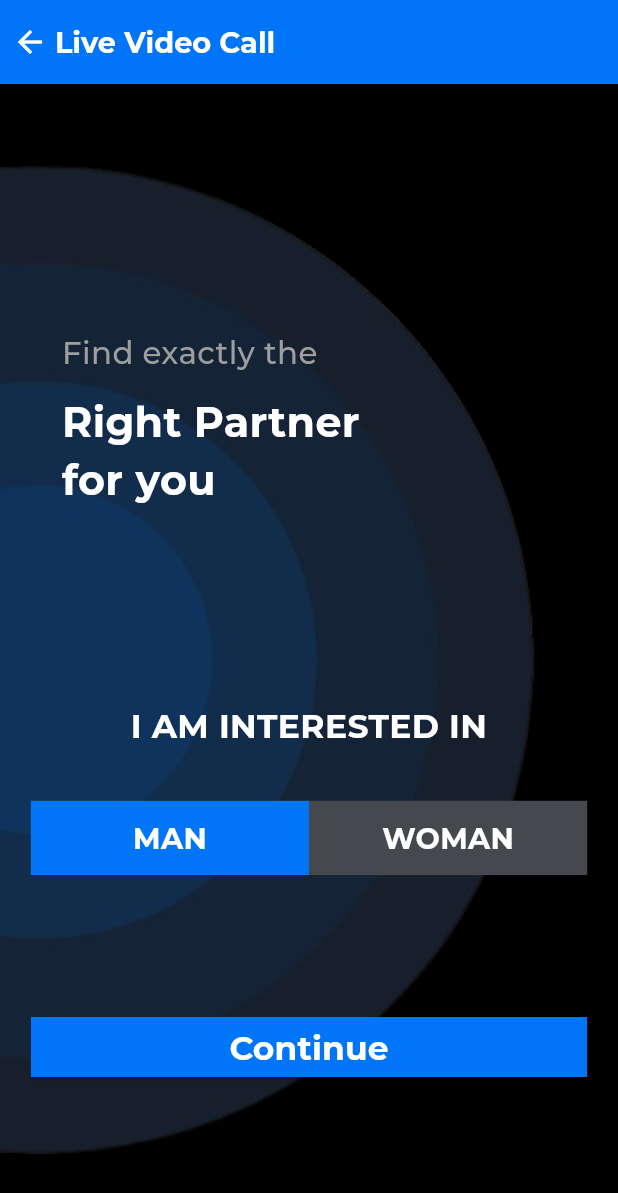
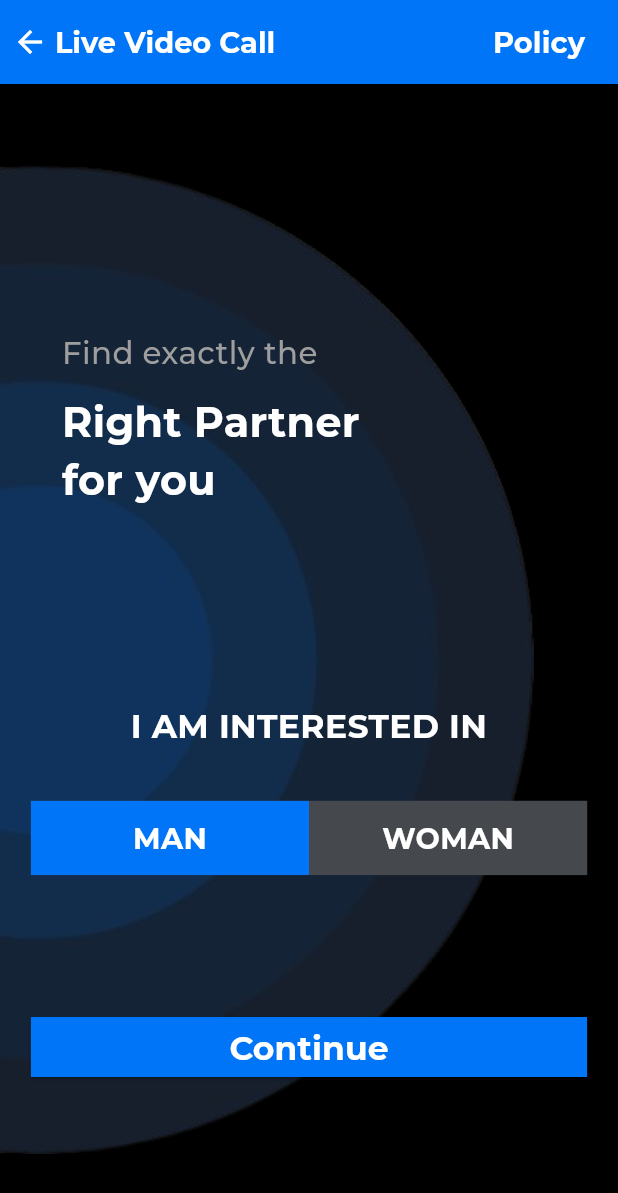
Before and after one commit to tirthghevariya/video_vall_app-master, a Flutter app: the screen it shows after launch, after a tap on "Let's Start", on a phone screen of 412 x 824 dp. Shown: the top 1193 px of the screen. Run offline on Flutter 3.47's test engine with Material 2 defaults, Android fonts, the phone set to English and light mode, and no system bars; our stand-ins replace camera, connectivity_plus, flutter_spinkit, get, google_fonts, loading_animation_widget and 4 more; missing offline and left inert: facebook_audience_network, flutter_windowmanager; network calls fail.

Commit message:
- text not visible are solve now - add policy button in every appba screen

```diff
--- a/lib/Resources/app_style.dart
+++ b/lib/Resources/app_style.dart
@@ -56,7 +56,7 @@ class Styles {
       color: const Color(0XFF8F9DC5));
 
   static TextStyle appBarStyle = GoogleFonts.montserrat(
-      fontWeight: FontWeight.bold, fontSize: 14.sp, color: Colors.white);
+      fontWeight: FontWeight.bold, fontSize: 14.sp, color: appBarWhite);
 
   static TextStyle commonButtonTheme = GoogleFonts.montserrat(
       color: appBarWhite, fontWeight: FontWeight.bold, fontSize: 16.sp);
--- a/lib/Views/Gender_Screen/gender_selection_view.dart
+++ b/lib/Views/Gender_Screen/gender_selection_view.dart
@@ -9,6 +9,7 @@ import 'package:video_vall_app/Resources/app_style.dart';
 import 'package:video_vall_app/helper/facebook_admanager.dart';
 
 import '../../Resources/Routes/routes_name.dart';
+import '../policywebview.dart';
 
 class GenderSelection extends StatefulWidget {
   const GenderSelection({Key? key}) : super(key: key);
@@ -42,9 +43,24 @@ class _GenderSelectionState extends State<GenderSelection> {
           },
         ),
         leadingWidth: 5.w,
+        actions: [
+          TextButton(
+            onPressed: () {
+              Navigator.of(context).push(MaterialPageRoute(
+                builder: (context) => const PolicyWebViewPage(
+                  url:
+                      "https://gydfgykhbgg.blogspot.com/2023/07/privacy-policy-we-have-built-app-as.html",
+                ),
+              ));
+            },
+            child: Text('Policy',
+                style: Styles.commonButtonTheme.copyWith(fontSize: 14.sp)),
+          ),
+          const SizedBox(width: 10)
+        ],
         title: Text(
           "Live Video Call",
-          style: Styles.appBarStyle,
+          style: Styles.commonButtonTheme.copyWith(fontSize: 14.sp),
         ),
       ),
       body: SizedBox(
@@ -70,7 +86,10 @@ class _GenderSelectionState extends State<GenderSelection> {
                   child: Text(
                     "Find exactly the",
                     textAlign: TextAlign.center,
-                    style: Styles.findExactSame,
+                    style: Styles.commonButtonTheme.copyWith(
+                        fontSize: 15.sp,
+                        color: Colors.grey,
+                        fontWeight: FontWeight.w500),
                   ),
                 ),
                 Positioned(
@@ -168,7 +187,8 @@ class _GenderSelectionState extends State<GenderSelection> {
                       ),
                     ),
                     onPressed: () {
-                      Get.find<FacebookAdController>().showFacebookInterstitialAd();
+                      Get.find<FacebookAdController>()
+                          .showFacebookInterstitialAd();
                       Get.toNamed(RoutesName.catGallery);
                     },
                     child: Row(
--- a/lib/Views/HomePage.dart
+++ b/lib/Views/HomePage.dart
@@ -4,6 +4,7 @@ import 'package:flutter/material.dart';
 import 'package:flutter/services.dart';
 import 'package:get/get.dart';
 import 'package:google_fonts/google_fonts.dart';
+import 'package:sizer/sizer.dart';
 import 'package:video_vall_app/Resources/app_style.dart';
 import 'package:video_vall_app/Views/policywebview.dart';
 import 'package:video_vall_app/helper/facebook_admanager.dart';
@@ -41,16 +42,14 @@ class _SplashScreen2State extends State<SplashScreen2> {
                 ),
               ));
             },
-            child: Text(
-              'Policy',
-              style: Styles.appBarStyle,
-            ),
+            child: Text('Policy',
+                style: Styles.commonButtonTheme.copyWith(fontSize: 14.sp)),
           ),
           const SizedBox(width: 10)
         ],
         title: Text(
           "Live Video Call",
-          style: Styles.appBarStyle,
+          style: Styles.commonButtonTheme.copyWith(fontSize: 14.sp),
         ),
       ),
       body: SafeArea(
--- a/lib/Views/video_call_screen/all_video_screen.dart
+++ b/lib/Views/video_call_screen/all_video_screen.dart
@@ -157,7 +157,8 @@ class _VideoCallScreenState extends State<VideoCallScreen> {
                           vertical: 1.5.h, horizontal: 7.w),
                       child: Text(
                         'Yes',
-                        style: Styles.appBarStyle,
+                        style:
+                            Styles.commonButtonTheme.copyWith(fontSize: 14.sp),
                       ),
                     ),
                   ),
@@ -191,7 +192,8 @@ class _VideoCallScreenState extends State<VideoCallScreen> {
                           vertical: 1.5.h, horizontal: 7.w),
                       child: Text(
                         'NO',
-                        style: Styles.appBarStyle,
+                        style:
+                            Styles.commonButtonTheme.copyWith(fontSize: 14.sp),
                       ),
                     ),
                   ),
```
Also changed, not shown: lib/Views/Cat_Gallery/CatGallery.dart (+19 -2 lines), lib/Views/Match_Call/match_call_screen.dart (+29 -7 lines).
